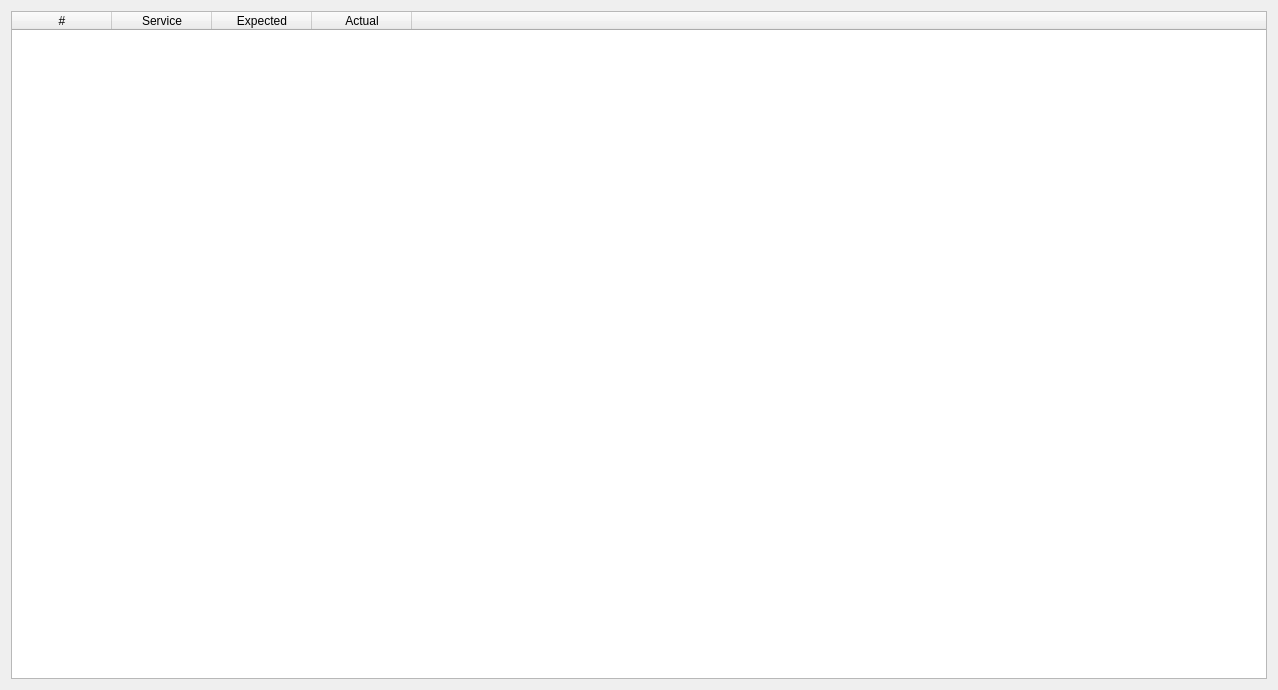
Before: the Qt Designer form integration/v2/src/libs/libdebug/widgets/debug/ui/ServicesDebugWidget.ui in mrdeveloperdude/OctoMY, drawn with Qt 5.
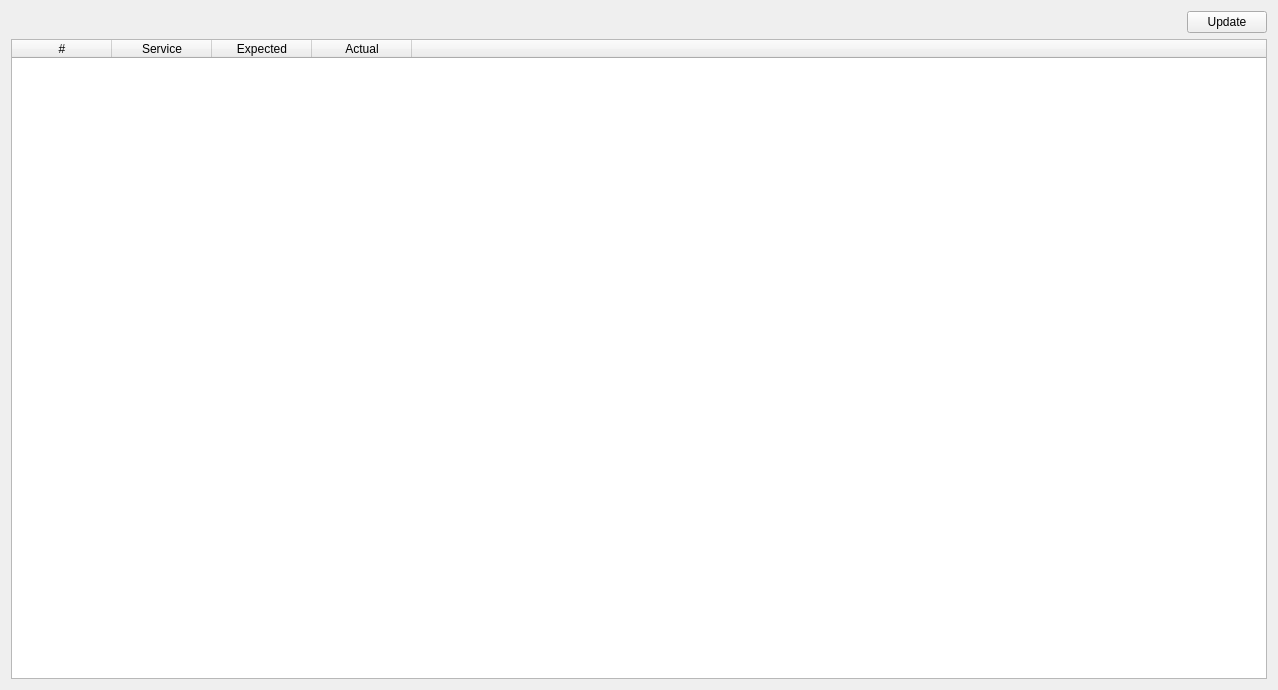
After: the same form once the commit is applied.

Commit message: Added update button to services debug widget

```diff
--- a/integration/v2/src/libs/libdebug/widgets/debug/ui/ServicesDebugWidget.ui
+++ b/integration/v2/src/libs/libdebug/widgets/debug/ui/ServicesDebugWidget.ui
@@ -15,6 +15,30 @@
   </property>
   <layout class="QGridLayout" name="gridLayout">
    <item row="0" column="0">
+    <layout class="QHBoxLayout" name="horizontalLayout">
+     <item>
+      <spacer name="horizontalSpacer">
+       <property name="orientation">
+        <enum>Qt::Horizontal</enum>
+       </property>
+       <property name="sizeHint" stdset="0">
+        <size>
+         <width>40</width>
+         <height>20</height>
+        </size>
+       </property>
+      </spacer>
+     </item>
+     <item>
+      <widget class="QPushButton" name="pushButtonUpdate">
+       <property name="text">
+        <string>Update</string>
+       </property>
+      </widget>
+     </item>
+    </layout>
+   </item>
+   <item row="1" column="0">
     <widget class="QTableWidget" name="tableWidgetServices">
      <property name="enabled">
       <bool>true</bool>
```
The commit also changes 2 other files.
